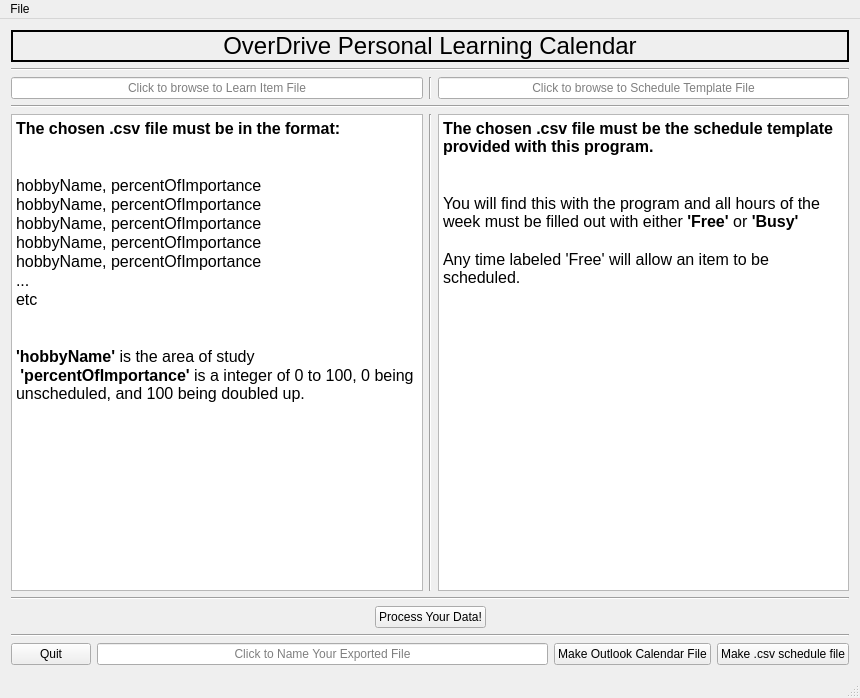
The window that inputwindow.ui (bytePro17124/OverDrive-Personal-Learning-Calendar) describes before a commit, drawn with Qt 5.
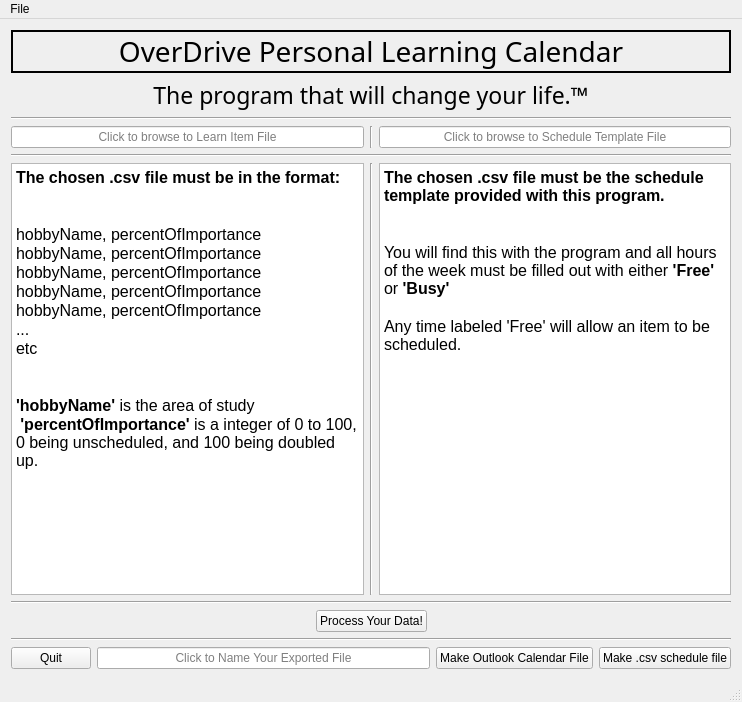
The same window after the commit.

```diff
--- a/inputwindow.ui
+++ b/inputwindow.ui
@@ -6,22 +6,21 @@
    <rect>
     <x>0</x>
     <y>0</y>
-    <width>860</width>
-    <height>698</height>
+    <width>742</width>
+    <height>702</height>
    </rect>
   </property>
   <property name="windowTitle">
    <string>InputWindow</string>
   </property>
   <widget class="QWidget" name="centralWidget">
-   <layout class="QVBoxLayout" name="verticalLayout_2">
-    <item>
      <layout class="QVBoxLayout" name="verticalLayout">
       <item>
        <widget class="QLabel" name="label_ProgramName">
         <property name="font">
          <font>
-          <pointsize>18</pointsize>
+        <family>Arial Black</family>
+        <pointsize>21</pointsize>
          </font>
         </property>
         <property name="frameShape">
@@ -38,6 +37,22 @@
         </property>
        </widget>
       </item>
+    <item>
+     <widget class="QLabel" name="label">
+      <property name="font">
+       <font>
+        <family>Baskerville Old Face</family>
+        <pointsize>17</pointsize>
+       </font>
+      </property>
+      <property name="text">
+       <string>The program that will change your life.™</string>
+      </property>
+      <property name="alignment">
+       <set>Qt::AlignCenter</set>
+      </property>
+     </widget>
+    </item>
       <item>
        <widget class="Line" name="line_4">
         <property name="orientation">
@@ -46,9 +61,7 @@
        </widget>
       </item>
       <item>
-       <layout class="QHBoxLayout" name="horizontalLayout_6">
-        <item>
-         <layout class="QHBoxLayout" name="horizontalLayout">
+     <layout class="QHBoxLayout" name="horizontalLayout_4">
           <item>
            <widget class="QLineEdit" name="lineEdit_csvPathForItems">
             <property name="alignment">
@@ -59,8 +72,6 @@
             </property>
            </widget>
           </item>
-         </layout>
-        </item>
         <item>
          <widget class="Line" name="line_3">
           <property name="orientation">
@@ -69,8 +80,6 @@
          </widget>
         </item>
         <item>
-         <layout class="QHBoxLayout" name="horizontalLayout_2">
-          <item>
            <widget class="QLineEdit" name="lineEdit_csvPathForSchedule">
             <property name="alignment">
              <set>Qt::AlignCenter</set>
@@ -82,8 +91,6 @@
           </item>
          </layout>
         </item>
-       </layout>
-      </item>
       <item>
        <widget class="Line" name="line_5">
         <property name="orientation">
@@ -92,7 +99,7 @@
        </widget>
       </item>
       <item>
-       <layout class="QHBoxLayout" name="horizontalLayout_4">
+     <layout class="QHBoxLayout" name="horizontalLayout_3">
         <item>
          <widget class="QTextBrowser" name="textBrowser_InfoAboutLearnItems">
           <property name="html">
@@ -150,7 +157,7 @@
        </widget>
       </item>
       <item>
-       <layout class="QHBoxLayout" name="horizontalLayout_3">
+     <layout class="QHBoxLayout" name="horizontalLayout_2">
         <item>
          <spacer name="horizontalSpacer_2">
           <property name="orientation">
@@ -194,7 +201,7 @@
        </widget>
       </item>
       <item>
-       <layout class="QHBoxLayout" name="horizontalLayout_5">
+     <layout class="QHBoxLayout" name="horizontalLayout">
         <item>
          <widget class="QPushButton" name="button_Quit">
           <property name="text">
@@ -229,15 +236,13 @@
        </layout>
       </item>
      </layout>
-    </item>
-   </layout>
   </widget>
   <widget class="QMenuBar" name="menuBar">
    <property name="geometry">
     <rect>
      <x>0</x>
      <y>0</y>
-     <width>860</width>
+     <width>742</width>
      <height>21</height>
     </rect>
    </property>
```
Lines whose indentation alone changed are shown as unchanged.
